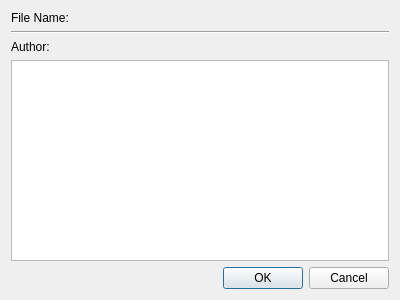
Old version of the form core/info/fileInfo.ui in the repository KmolYuan/Pyslvs-UI.
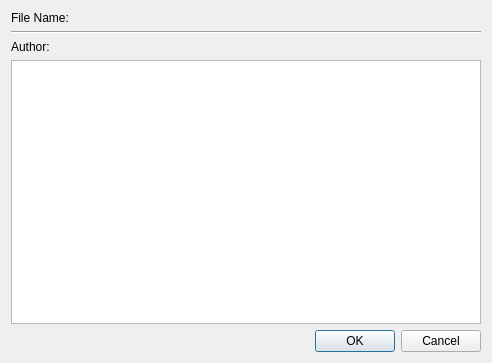
New version of the form. Icons and pictures are not drawn.

Commit message: Fix Read info

Patch:
```diff
--- a/core/info/fileInfo.ui
+++ b/core/info/fileInfo.ui
@@ -9,20 +9,20 @@
    <rect>
     <x>0</x>
     <y>0</y>
-    <width>400</width>
-    <height>300</height>
+    <width>492</width>
+    <height>363</height>
    </rect>
   </property>
   <property name="minimumSize">
    <size>
-    <width>400</width>
-    <height>300</height>
+    <width>492</width>
+    <height>363</height>
    </size>
   </property>
   <property name="maximumSize">
    <size>
-    <width>400</width>
-    <height>300</height>
+    <width>492</width>
+    <height>363</height>
    </size>
   </property>
   <property name="windowTitle">
```
The commit also changes 8 other files.
